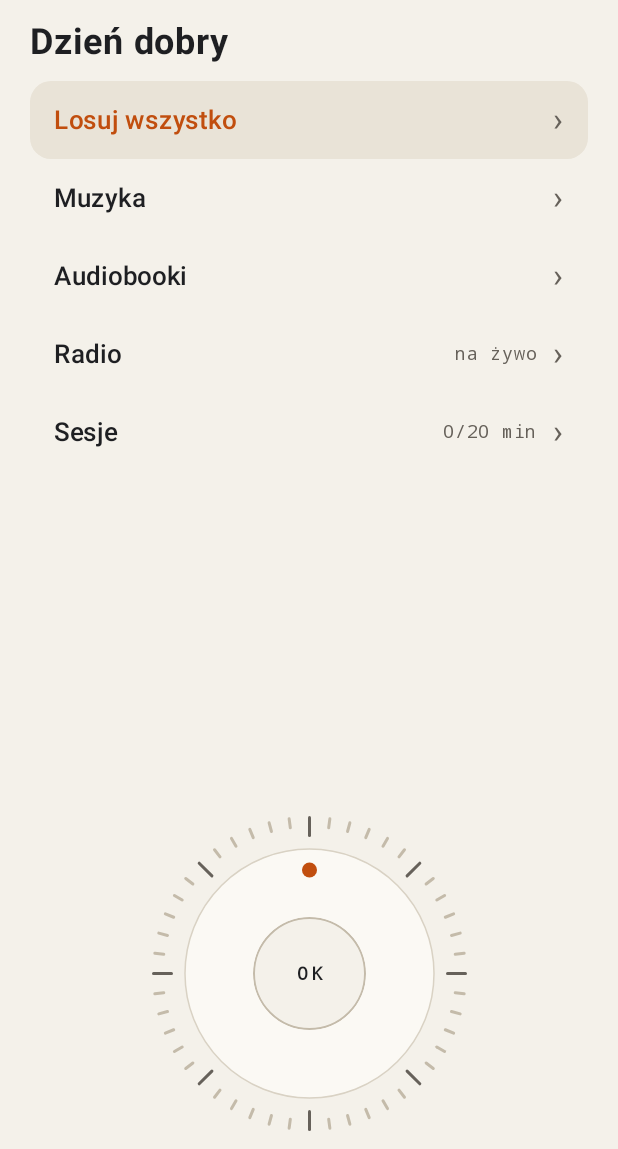
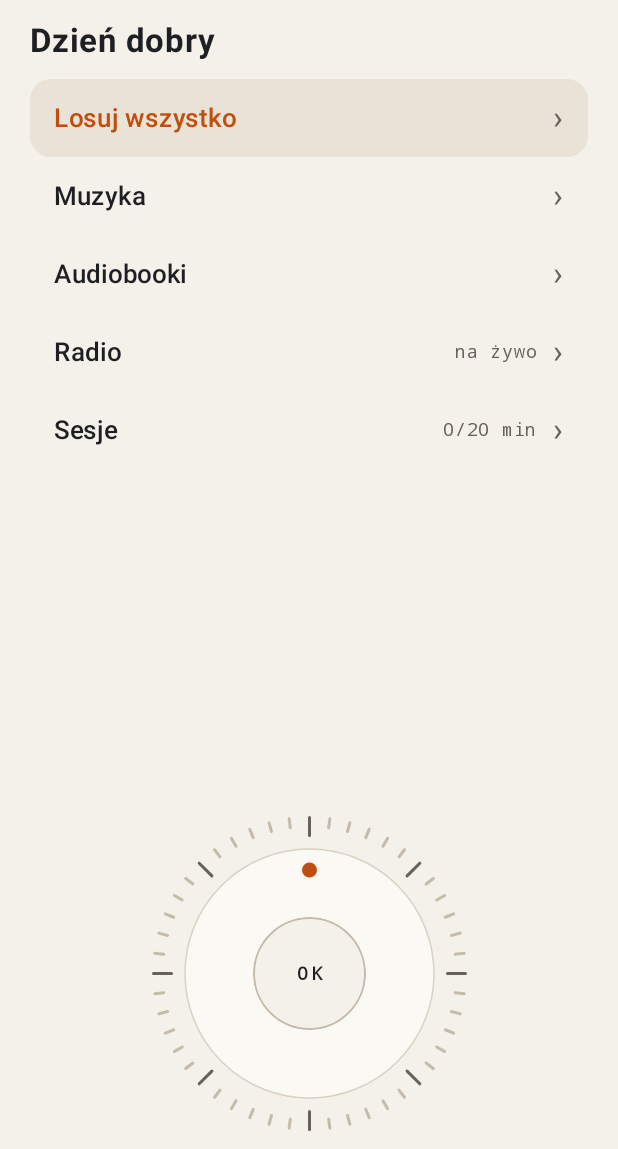
Before and after one commit to marekmaro/mg_player, an Android app built with Jetpack Compose: the screen it shows after launch (MainActivity), on a phone screen of 412 x 824 dp, the part 87-1236 px from its top. Run offline under Robolectric (Android 15) with nearby library versions, the phone set to English and light mode, and no system bars; pictures from the network do not load; 10 statements that could not run were skipped.

```diff
--- a/app/src/main/java/io/github/marekmaro/equinox/ui/Screens.kt
+++ b/app/src/main/java/io/github/marekmaro/equinox/ui/Screens.kt
@@ -101,7 +101,10 @@ fun HomeScreen(
             }
         },
     ) {
-        Text(greeting(), color = Pal.Text, fontSize = 24.sp, fontWeight = FontWeight.Bold)
+        // na małych ekranach przy aktywnej karcie „Teraz gra” oszczędzamy miejsce na listę
+        if (np.kind == null || LocalConfiguration.current.screenHeightDp >= 720) {
+            Text(greeting(), color = Pal.Text, fontSize = 22.sp, fontWeight = FontWeight.Bold)
+        }
         if (np.kind != null) {
             Row(
                 Modifier
```
Also changed, not shown: 2 other files.
